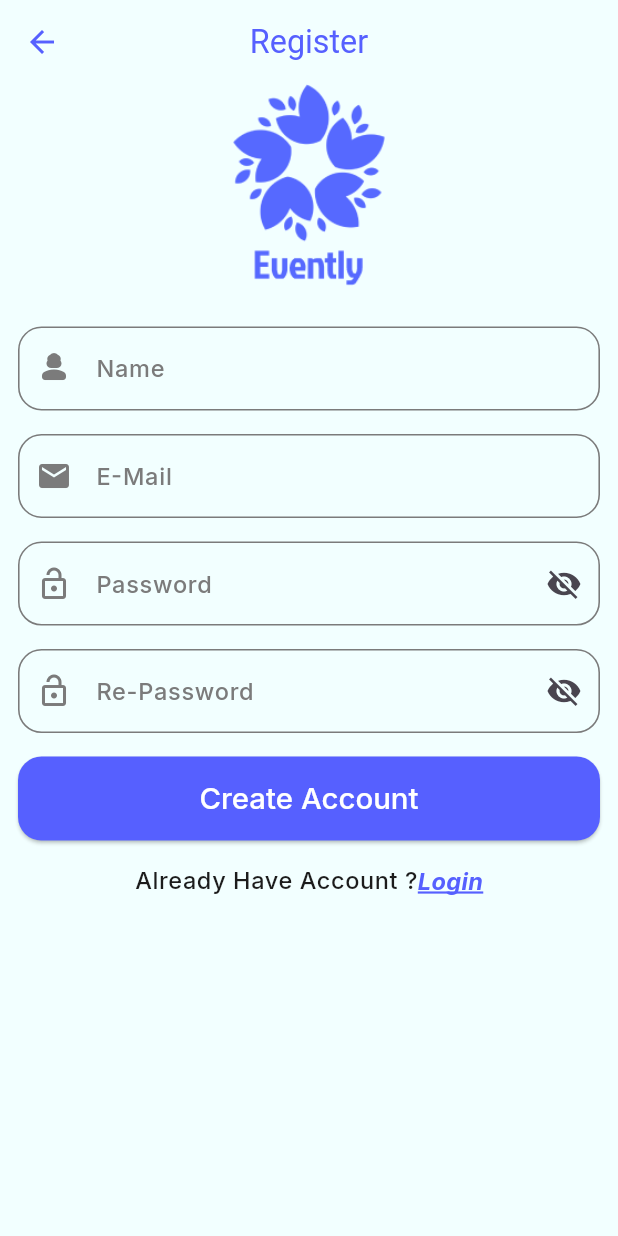
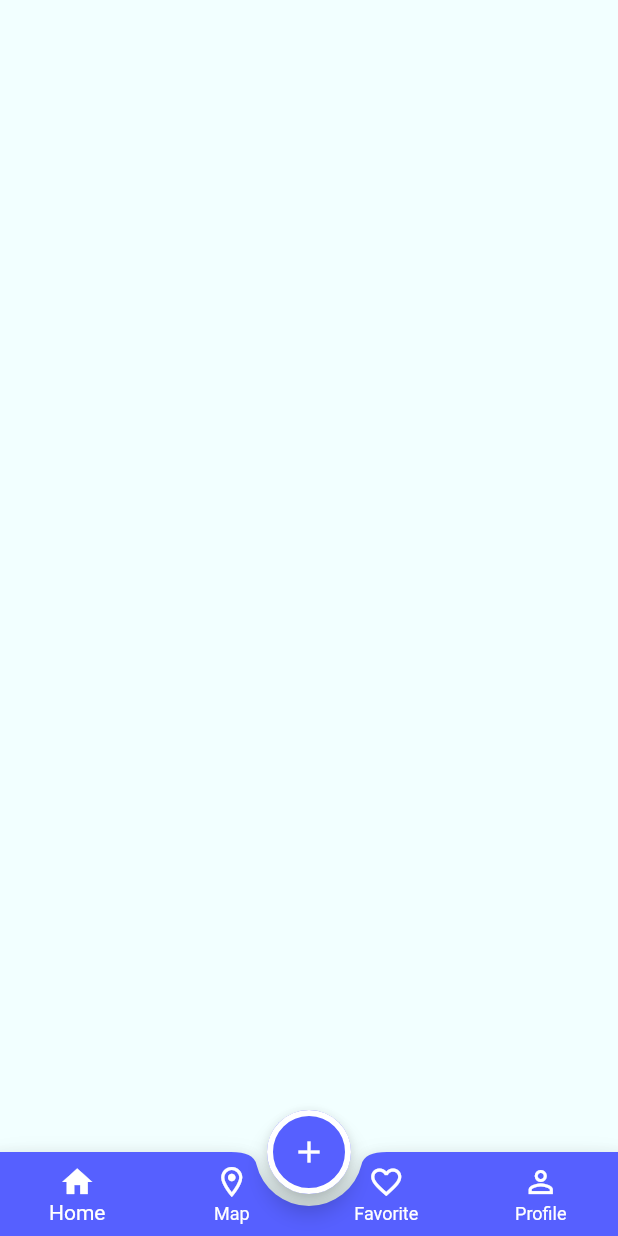
Before and after one commit to Madanike/Evently, a Flutter app: the screen it shows after launch, on a phone screen of 412 x 824 dp. Run offline on Flutter 3.47's test engine with Material 3 defaults, Android fonts, the phone set to English and light mode, and no system bars; our stand-ins replace flutter_screenutil, google_fonts.

Commit message:
finished main layout

```diff
--- a/lib/config/theme/theme_manager.dart
+++ b/lib/config/theme/theme_manager.dart
@@ -5,6 +5,7 @@ import 'package:google_fonts/google_fonts.dart';
 
 class ThemeManager {
   static final ThemeData light = ThemeData(
+    useMaterial3: false,
     appBarTheme: AppBarTheme(
       backgroundColor: ColorsManager.whiteBlue,
       foregroundColor: ColorsManager.blue,
@@ -16,6 +17,29 @@ class ThemeManager {
       ),
     ),
     scaffoldBackgroundColor: ColorsManager.whiteBlue,
+    floatingActionButtonTheme: FloatingActionButtonThemeData(
+      backgroundColor: ColorsManager.blue,
+      foregroundColor: ColorsManager.white,
+      shape: StadiumBorder(
+        side: BorderSide(
+          color: ColorsManager.white,
+          width: 4,
+        )
+      )
+    ) ,
+    bottomAppBarTheme: BottomAppBarTheme(
+      color: ColorsManager.blue,
+      shape: CircularNotchedRectangle(),
+    ),
+    bottomNavigationBarTheme: BottomNavigationBarThemeData(
+      backgroundColor: Colors.transparent,
+      elevation: 0,
+      type: BottomNavigationBarType.fixed,
+      selectedItemColor: ColorsManager.white,
+      unselectedItemColor: ColorsManager.white,
+      showSelectedLabels: true,
+      showUnselectedLabels: true,
+    ),
     inputDecorationTheme: InputDecorationTheme(
       enabledBorder: OutlineInputBorder(
         borderRadius: BorderRadius.circular(16.r),
--- a/lib/core/routes_manager/routes_manager.dart
+++ b/lib/core/routes_manager/routes_manager.dart
@@ -1,11 +1,13 @@
 import 'package:evently_project/feature/auth/login/login.dart';
 import 'package:evently_project/feature/auth/register/register.dart';
+import 'package:evently_project/feature/main_layout/main_layout.dart';
 import 'package:flutter/cupertino.dart';
 import 'package:flutter/material.dart';
 
 abstract class RouteManager {
   static const String register = '/register';
   static const String login = '/login';
+  static const String mainLayout = '/mainLayout';
 
     static Route? router (RouteSettings settings){
       switch (settings.name){
@@ -15,6 +17,9 @@ abstract class RouteManager {
         case login:{
           return CupertinoPageRoute(builder: (context)=> Login());
         }
+        case mainLayout:{
+          return CupertinoPageRoute(builder: (context) => MainLayout());
+        }
       }
     }
 }
--- /dev/null
+++ b/lib/feature/main_layout/main_layout.dart
@@ -0,0 +1,81 @@
+import 'package:evently_project/core/resources/colors_manager.dart';
+import 'package:evently_project/feature/main_layout/tabs/favorite/favorite_tab.dart';
+import 'package:evently_project/feature/main_layout/tabs/home/home_tab.dart';
+import 'package:evently_project/feature/main_layout/tabs/map/map_tab.dart';
+import 'package:evently_project/feature/main_layout/tabs/profile/profile_tab.dart';
+import 'package:flutter/material.dart';
+import 'package:flutter_screenutil/flutter_screenutil.dart';
+
+class MainLayout extends StatefulWidget {
+  const MainLayout({super.key});
+
+  @override
+  State<MainLayout> createState() => _MainLayoutState();
+}
+
+class _MainLayoutState extends State<MainLayout> {
+  List<Widget> tabs = [HomeTab(), MapTab(), FavoriteTab(), ProfileTab()];
+  int selectedIndex = 0;
+
+  @override
+  Widget build(BuildContext context) {
+    return Scaffold(
+      extendBody: true,
+      floatingActionButtonLocation: FloatingActionButtonLocation.centerDocked,
+      floatingActionButton:_buildFab(),
+      body: tabs[selectedIndex],
+      bottomNavigationBar: _buildBottomNavigationBar(),
+    );
+  }
+
+  Widget _buildFab(){
+    return FloatingActionButton(
+      backgroundColor: ColorsManager.blue,
+      onPressed: () {},
+      child: Icon(Icons.add),
+    );
+  }
+
+  BottomAppBar _buildBottomNavigationBar() {
+    return BottomAppBar(
+      notchMargin: 8,
+      child: BottomNavigationBar(
+        currentIndex: selectedIndex,
+        onTap: _onTab,
+
+        items: [
+          BottomNavigationBarItem(
+            icon: Icon(selectedIndex == 0 ? Icons.home : Icons.home_outlined),
+            label: 'Home',
+          ),
+          BottomNavigationBarItem(
+            icon: Icon(
+              selectedIndex == 1
+                  ? Icons.location_on
+                  : Icons.location_on_outlined,
+            ),
+            label: 'Map',
+          ),
+          BottomNavigationBarItem(
+            icon: Icon(
+              selectedIndex == 2 ? Icons.favorite : Icons.favorite_outline,
+            ),
+            label: 'Favorite',
+          ),
+          BottomNavigationBarItem(
+            icon: Icon(
+              selectedIndex == 3 ? Icons.person : Icons.person_outline,
+            ),
+            label: 'Profile',
+          ),
+        ],
+      ),
+    );
+  }
+
+  void _onTab(int newIndex) {
+    setState(() {
+      selectedIndex = newIndex;
+    });
+  }
+}
--- /dev/null
+++ b/lib/feature/main_layout/tabs/favorite/favorite_tab.dart
@@ -0,0 +1,13 @@
+import 'package:evently_project/core/resources/colors_manager.dart';
+import 'package:flutter/material.dart';
+
+class FavoriteTab extends StatelessWidget {
+  const FavoriteTab({super.key});
+
+  @override
+  Widget build(BuildContext context) {
+    return Container(
+      color: ColorsManager.blue,
+    );
+  }
+}
--- /dev/null
+++ b/lib/feature/main_layout/tabs/home/home_tab.dart
@@ -0,0 +1,10 @@
+import 'package:flutter/material.dart';
+
+class HomeTab extends StatelessWidget {
+  const HomeTab({super.key});
+
+  @override
+  Widget build(BuildContext context) {
+    return Container();
+  }
+}
--- /dev/null
+++ b/lib/feature/main_layout/tabs/map/map_tab.dart
@@ -0,0 +1,13 @@
+import 'package:evently_project/core/resources/colors_manager.dart';
+import 'package:flutter/material.dart';
+
+class MapTab extends StatelessWidget {
+  const MapTab({super.key});
+
+  @override
+  Widget build(BuildContext context) {
+    return Container(
+      color: ColorsManager.black1c,
+    );
+  }
+}
--- /dev/null
+++ b/lib/feature/main_layout/tabs/profile/profile_tab.dart
@@ -0,0 +1,13 @@
+import 'package:evently_project/core/resources/colors_manager.dart';
+import 'package:flutter/material.dart';
+
+class ProfileTab extends StatelessWidget {
+  const ProfileTab({super.key});
+
+  @override
+  Widget build(BuildContext context) {
+    return Container(
+      color: ColorsManager.grey,
+    );
+  }
+}
--- a/lib/main.dart
+++ b/lib/main.dart
@@ -19,7 +19,7 @@ class Evently extends StatelessWidget {
       splitScreenMode: true,
       builder: (context , child) =>  MaterialApp(
         debugShowCheckedModeBanner: false,
-        initialRoute: RouteManager.register ,
+        initialRoute: RouteManager.mainLayout ,
         onGenerateRoute: RouteManager.router,
         theme: ThemeManager.light ,
         darkTheme: ThemeManager.dark,
```
